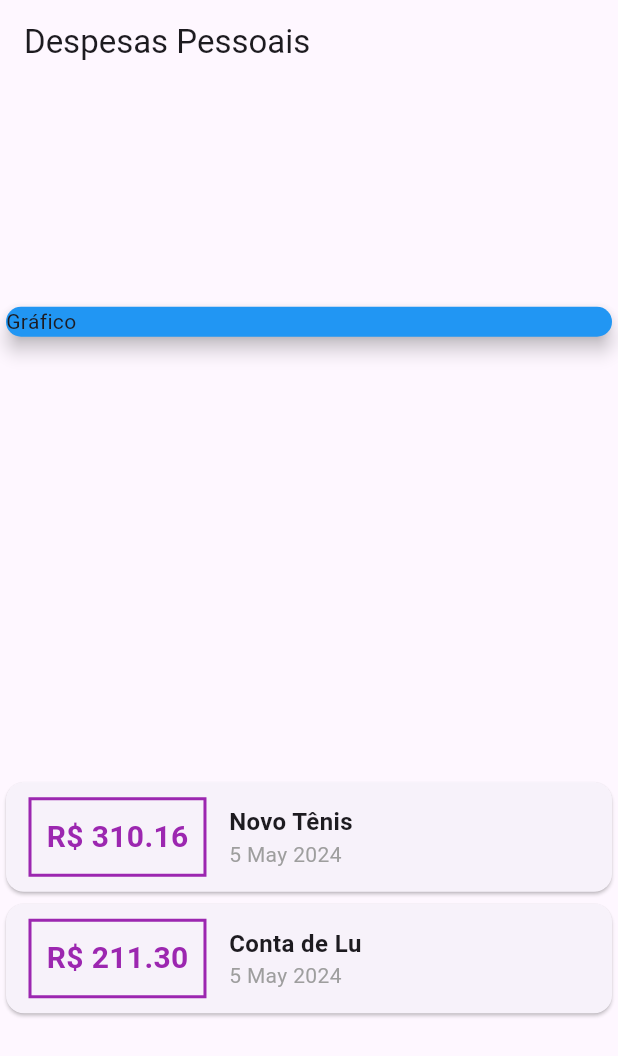
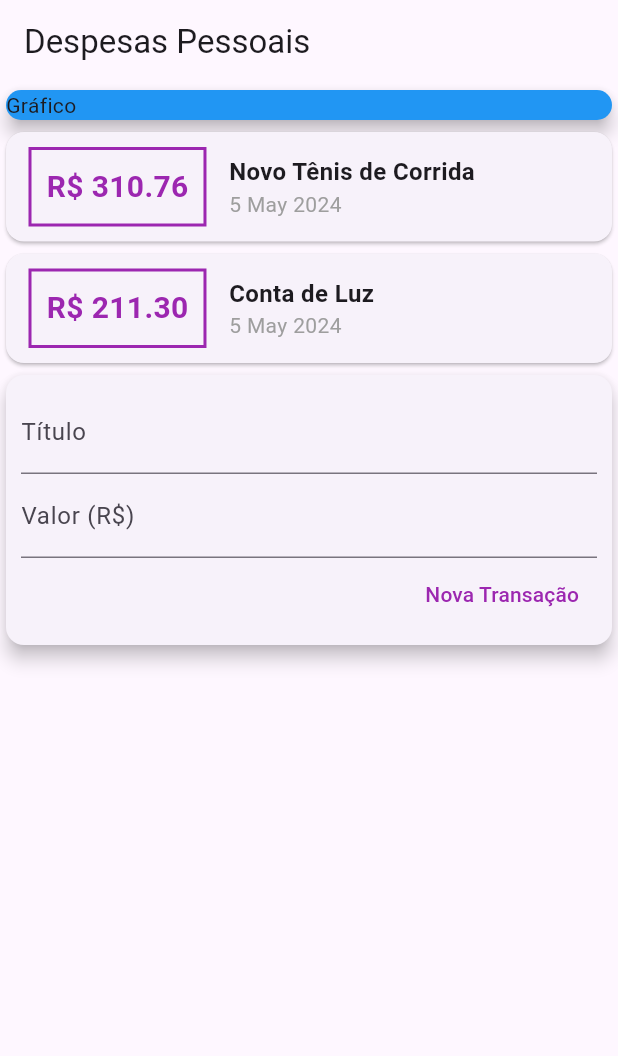
Before and after one commit to jessealvessilva/expenses, a Flutter app: the screen it shows after launch, on a phone screen of 412 x 824 dp. Shown: the top 1056 px of the screen. Run offline on Flutter 3.47's test engine with Material 3 defaults, Android fonts, the phone set to English and light mode, and no system bars.

```diff
--- /dev/null
+++ b/lib/components/transaction_form.dart
@@ -0,0 +1,51 @@
+import 'package:flutter/material.dart';
+
+class TransactionForm extends StatelessWidget {
+  TransactionForm({super.key});
+
+  final titleController = TextEditingController();
+  final valueController = TextEditingController();
+
+  @override
+  Widget build(BuildContext context) {
+    return Card(
+      elevation: 5,
+      child: Padding(
+        padding: const EdgeInsets.all(10),
+        child: Column(
+          children: [
+            TextField(
+              controller: titleController,
+              decoration: const InputDecoration(
+                labelText: 'Título',
+              ),
+            ),
+            TextField(
+              controller: valueController,
+              decoration: const InputDecoration(
+                labelText: 'Valor (R\$)',
+              ),
+            ),
+            Row(
+              mainAxisAlignment: MainAxisAlignment.end,
+              children: <Widget>[
+                TextButton(
+                  child: const Text(
+                    'Nova Transação',
+                    style: TextStyle(
+                      color: Colors.purple,
+                    ),
+                  ),
+                  onPressed: () {
+                    print(titleController.text);
+                    print(valueController.text);
+                  },
+                )
+              ],
+            ),
+          ],
+        ),
+      ),
+    );
+  }
+}
--- /dev/null
+++ b/lib/components/transaction_list.dart
@@ -0,0 +1,65 @@
+import 'package:flutter/material.dart';
+import '../models/transaction.dart';
+import 'package:intl/intl.dart';
+
+class TransactionList extends StatelessWidget {
+  final List<Transaction> transactions;
+
+  const TransactionList({
+    required this.transactions,
+    super.key,
+  });
+
+  @override
+  Widget build(BuildContext context) {
+    return Column(
+      children: transactions.map((tr) {
+        return Card(
+          child: Row(
+            children: [
+              Container(
+                margin: const EdgeInsets.symmetric(
+                  horizontal: 15,
+                  vertical: 10,
+                ),
+                decoration: BoxDecoration(
+                  border: Border.all(
+                    color: Colors.purple,
+                    width: 2,
+                  ),
+                ),
+                padding: const EdgeInsets.all(10),
+                child: Text(
+                  'R\$ ${tr.value.toStringAsFixed(2)}',
+                  style: const TextStyle(
+                    fontWeight: FontWeight.bold,
+                    fontSize: 20,
+                    color: Colors.purple,
+                  ),
+                ),
+              ),
+              Column(
+                crossAxisAlignment: CrossAxisAlignment.start,
+                children: [
+                  Text(
+                    tr.title,
+                    style: const TextStyle(
+                      fontSize: 16,
+                      fontWeight: FontWeight.bold,
+                    ),
+                  ),
+                  Text(
+                    DateFormat('d MMM y').format(tr.date),
+                    style: const TextStyle(
+                      color: Colors.grey,
+                    ),
+                  ),
+                ],
+              ),
+            ],
+          ),
+        );
+      }).toList(),
+    );
+  }
+}
--- /dev/null
+++ b/lib/components/transaction_user.dart
@@ -0,0 +1,37 @@
+import 'package:flutter/material.dart';
+import '../models/transaction.dart';
+import '../components/transaction_list.dart';
+import '../components/transaction_form.dart';
+
+class TransactionUser extends StatefulWidget {
+  const TransactionUser({super.key});
+
+  @override
+  State<TransactionUser> createState() => _TransactionUserState();
+}
+
+class _TransactionUserState extends State<TransactionUser> {
+  final _transactions = [
+    Transaction(
+      id: 't1',
+      title: 'Novo Tênis de Corrida',
+      value: 310.76,
+      date: DateTime.now(),
+    ),
+    Transaction(
+      id: 't2',
+      title: 'Conta de Luz',
+      value: 211.30,
+      date: DateTime.now(),
+    ),
+  ];
+  @override
+  Widget build(BuildContext context) {
+    return Column(
+      children: <Widget>[
+        TransactionList(transactions: _transactions),
+        TransactionForm(),
+      ],
+    );
+  }
+}
--- a/lib/main.dart
+++ b/lib/main.dart
@@ -1,97 +1,41 @@
 import 'package:flutter/material.dart';
-import '/models/transaction.dart';
-import 'package:intl/intl.dart';
+import 'components/transaction_user.dart';
 
 main() => runApp(const ExpensesApp());
 
 class ExpensesApp extends StatelessWidget {
   const ExpensesApp({Key? key}) : super(key: key);
-
   @override
   Widget build(BuildContext context) {
-    return MaterialApp(home: MyHomePage());
+    return const MaterialApp(
+      home: MyHomePage(),
+    );
   }
 }
 
 class MyHomePage extends StatelessWidget {
-  MyHomePage({Key? key}) : super(key: key);
+  const MyHomePage({Key? key}) : super(key: key);
 
-  final _transactions = [
-    Transaction(
-      id: "T1",
-      title: "Novo Tênis",
-      value: 310.16,
-      date: DateTime.now(),
-    ),
-    Transaction(
-      id: "T2",
-      title: "Conta de Lu",
-      value: 211.30,
-      date: DateTime.now(),
-    ),
-  ];
   @override
   Widget build(BuildContext context) {
     return Scaffold(
       appBar: AppBar(
         title: const Text('Despesas Pessoais'),
       ),
-      body: Column(
-        mainAxisAlignment: MainAxisAlignment.spaceAround,
+      body: const SingleChildScrollView(
+        child: Column(
           crossAxisAlignment: CrossAxisAlignment.stretch,
-        children: <Widget>[
-          Container(
-            width: double.infinity,
+          children: [
+            const SizedBox(
               child: Card(
                 color: Colors.blue,
-              child: Text("Gráfico"),
+                child: Text('Gráfico'),
                 elevation: 5,
               ),
             ),
-          Column(
-            children: _transactions.map((tr) {
-              return Card(
-                  child: Row(
-                children: <Widget>[
-                  Container(
-                    margin: EdgeInsets.symmetric(
-                      horizontal: 15,
-                      vertical: 10,
+            TransactionUser()
+          ],
         ),
-                    decoration: BoxDecoration(
-                      border: Border.all(
-                        color: Colors.purple,
-                        width: 2,
-                      ),
-                    ),
-                    padding: EdgeInsets.all(10),
-                    child: Text(
-                      "R\$ ${tr.value.toStringAsFixed(2)}",
-                      style: TextStyle(
-                          fontWeight: FontWeight.bold,
-                          fontSize: 20,
-                          color: Colors.purple),
-                    ),
-                  ),
-                  Column(
-                    crossAxisAlignment: CrossAxisAlignment.start,
-                    children: <Widget>[
-                      Text(
-                        tr.title,
-                        style: TextStyle(
-                          fontSize: 16,
-                          fontWeight: FontWeight.bold,
-                        ),
-                      ),
-                      Text(DateFormat('d MMM y').format(tr.date),
-                          style: TextStyle(color: Colors.grey))
-                    ],
-                  )
-                ],
-              ));
-            }).toList(),
-          )
-        ],
       ),
     );
   }
```
Lines whose indentation alone changed are shown as unchanged.
